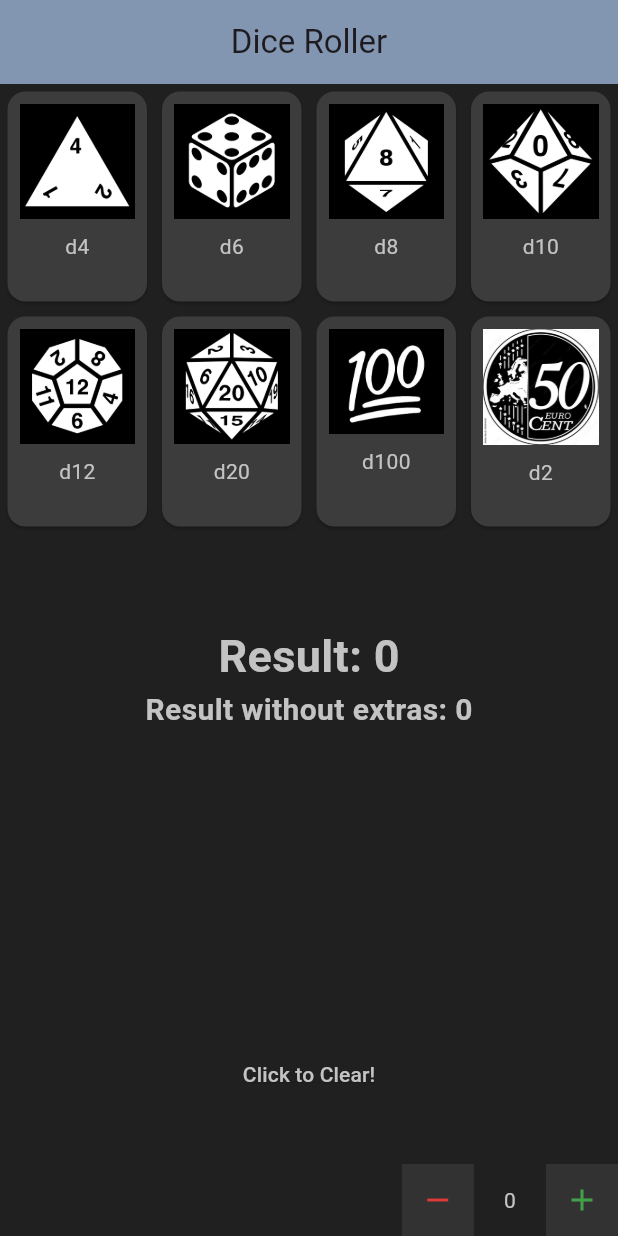
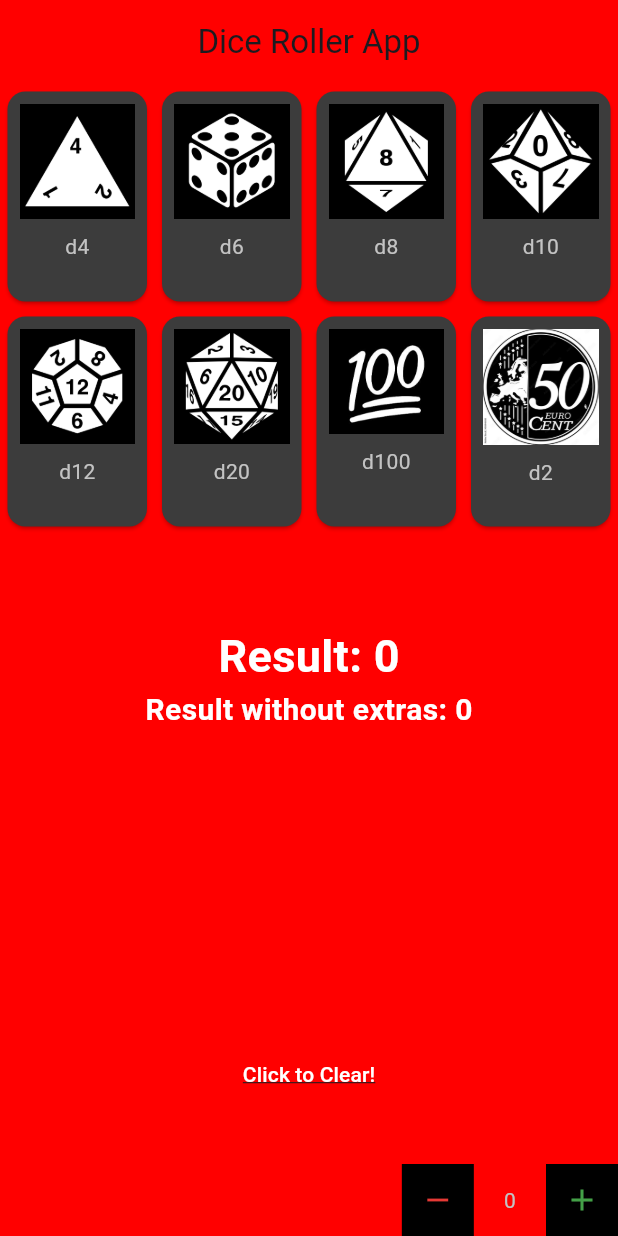
Before and after one commit to erikaminne/dicerollerapp, a Flutter app: the screen it shows after launch, on a phone screen of 412 x 824 dp. Run offline on Flutter 3.47's test engine with Material 3 defaults, Android fonts, the phone set to English and light mode, and no system bars.

Commit message:
Update main.dart

```diff
--- a/lib/main.dart
+++ b/lib/main.dart
@@ -68,17 +68,17 @@ class _HomePageState extends State<HomePage> {
   @override
   Widget build(BuildContext context) {
     return Scaffold(
-      backgroundColor: const Color.fromRGBO(32, 32, 32, 1),
+      backgroundColor: const Color.fromARGB(255, 255, 0, 0),
       appBar: AppBar(
-        title: const Text("Dice Roller"),
+        title: const Text("Dice Roller App"),
         centerTitle: true,
-        backgroundColor: const Color.fromRGBO(131, 150, 177, 1),
+        backgroundColor: const Color.fromRGBO(255, 255, 0, 0),
       ),
       bottomNavigationBar: Row(
         mainAxisAlignment: MainAxisAlignment.end,
         children: [
           Container(
-            color: const Color.fromRGBO(50, 50, 50, 1),
+            color: const Color.fromARGB(255, 0, 0, 0),
             child: IconButton(
               onPressed: () {
                 setState(() {
@@ -100,7 +100,7 @@ class _HomePageState extends State<HomePage> {
           ),
           const SizedBox(width: 20),
           Container(
-            color: const Color.fromRGBO(50, 50, 50, 1),
+            color: const Color.fromARGB(255, 0, 0, 0),
             child: IconButton(
               onPressed: () {
                 setState(() {
@@ -142,7 +142,7 @@ class _HomePageState extends State<HomePage> {
                 Text(
                   "Result: $resultWith",
                   style: const TextStyle(
-                    color: Color.fromRGBO(195, 195, 195, 1),
+                    color: Color.fromRGBO(255, 255, 255, 1),
                     fontWeight: FontWeight.bold,
                     fontSize: 30,
                   ),
@@ -150,7 +150,7 @@ class _HomePageState extends State<HomePage> {
                 Text(
                   "Result without extras: $result",
                   style: const TextStyle(
-                    color: Color.fromRGBO(195, 195, 195, 1),
+                    color: Color.fromRGBO(255, 255, 255, 1),
                     fontWeight: FontWeight.bold,
                     fontSize: 20,
                   ),
@@ -170,7 +170,7 @@ class _HomePageState extends State<HomePage> {
               child: const Text(
                 "Click to Clear!",
                 style: TextStyle(
-                  color: Color.fromRGBO(195, 195, 195, 1),
+                  color: Color.fromRGBO(255, 255, 255, 1),
                   decoration: TextDecoration.underline,
                 ),
               ),
```
